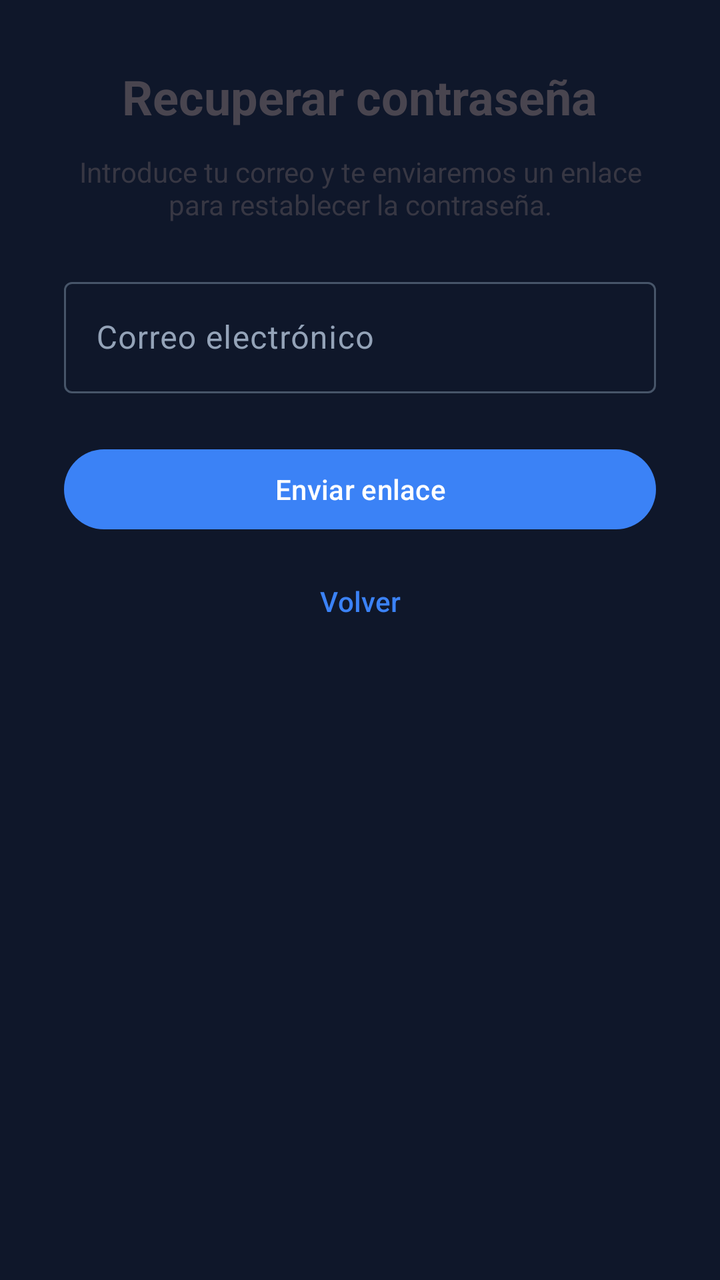
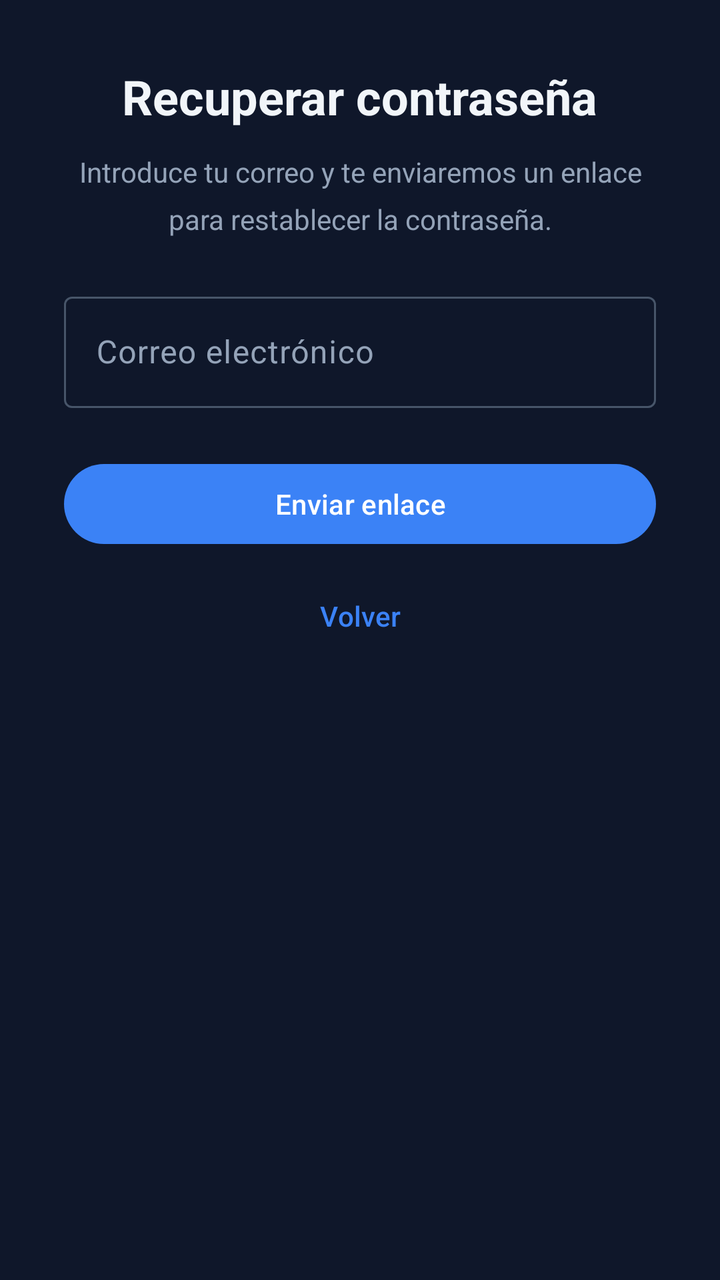

Before-and-after screenshots of an Android layout around one commit, followed by the original layout XML and the change that was made.
<!-- AndroidManifest.xml: application theme Theme.Localiza2 -->
<!-- res/layout/fragment_forgot_password.xml -->
<?xml version="1.0" encoding="utf-8"?>
<ScrollView xmlns:android="http://schemas.android.com/apk/res/android"
    xmlns:app="http://schemas.android.com/apk/res-auto"
    android:layout_width="match_parent"
    android:layout_height="match_parent">

    <LinearLayout
        android:layout_width="match_parent"
        android:layout_height="wrap_content"
        android:gravity="center_horizontal"
        android:orientation="vertical"
        android:padding="32dp">

        
        <LinearLayout
            android:id="@+id/layoutForm"
            android:layout_width="match_parent"
            android:layout_height="wrap_content"
            android:orientation="vertical">

            <TextView
                android:layout_width="wrap_content"
                android:layout_height="wrap_content"
                android:layout_gravity="center"
                android:layout_marginBottom="12dp"
                android:text="Recuperar contraseña"
                android:textSize="24sp"
                android:textStyle="bold" />

            <TextView
                android:layout_width="match_parent"
                android:layout_height="wrap_content"
                android:layout_marginBottom="24dp"
                android:gravity="center"
                android:text="Introduce tu correo y te enviaremos un enlace para restablecer la contraseña."
                android:textSize="14sp"
                android:alpha="0.7" />

            <com.google.android.material.textfield.TextInputLayout
                android:layout_width="match_parent"
                android:layout_height="wrap_content"
                android:hint="Correo electrónico"
                style="@style/Widget.Material3.TextInputLayout.OutlinedBox">
                <com.google.android.material.textfield.TextInputEditText
                    android:id="@+id/etEmail"
                    android:layout_width="match_parent"
                    android:layout_height="wrap_content"
                    android:inputType="textEmailAddress" />
            </com.google.android.material.textfield.TextInputLayout>

            <ProgressBar
                android:id="@+id/progressBar"
                android:layout_width="wrap_content"
                android:layout_height="wrap_content"
                android:layout_gravity="center"
                android:layout_marginTop="16dp"
                android:visibility="gone" />

            <com.google.android.material.button.MaterialButton
                android:id="@+id/btnSend"
                android:layout_width="match_parent"
                android:layout_height="wrap_content"
                android:layout_marginTop="24dp"
                android:text="Enviar enlace" />

            <com.google.android.material.button.MaterialButton
                android:id="@+id/btnBack"
                android:layout_width="match_parent"
                android:layout_height="wrap_content"
                android:layout_marginTop="8dp"
                android:text="Volver"
                style="@style/Widget.Material3.Button.TextButton" />

        </LinearLayout>

        
        <LinearLayout
            android:id="@+id/layoutPending"
            android:layout_width="match_parent"
            android:layout_height="wrap_content"
            android:orientation="vertical"
            android:gravity="center"
            android:visibility="gone">

            <TextView
                android:layout_width="wrap_content"
                android:layout_height="wrap_content"
                android:layout_gravity="center"
                android:layout_marginBottom="16dp"
                android:text="Revisa tu correo"
                android:textSize="24sp"
                android:textStyle="bold" />

            <TextView
                android:id="@+id/tvPendingDesc"
                android:layout_width="match_parent"
                android:layout_height="wrap_content"
                android:gravity="center"
                android:layout_marginBottom="32dp"
                android:textSize="15sp"
                android:lineSpacingMultiplier="1.4" />

            <com.google.android.material.button.MaterialButton
                android:id="@+id/btnResend"
                android:layout_width="match_parent"
                android:layout_height="wrap_content"
                android:text="Reenviar correo" />

            <com.google.android.material.button.MaterialButton
                android:id="@+id/btnBackToLogin"
                android:layout_width="match_parent"
                android:layout_height="wrap_content"
                android:layout_marginTop="8dp"
                android:text="Volver al inicio de sesión"
                style="@style/Widget.Material3.Button.TextButton" />

        </LinearLayout>

    </LinearLayout>
</ScrollView>
<!-- resources referenced by this layout -->
<resources>
  <style name="Theme.Localiza2" parent="Theme.Material3.DayNight.NoActionBar">
          
          <item name="colorPrimary">@color/accent_primary</item>
          <item name="colorOnPrimary">@color/white</item>
          <item name="colorPrimaryContainer">@color/bg_surface_2</item>
          <item name="colorOnPrimaryContainer">@color/accent_light</item>
  
          
          <item name="colorSecondary">@color/accent_primary</item>
          <item name="colorOnSecondary">@color/white</item>
          <item name="colorSecondaryContainer">@color/bg_surface_2</item>
          <item name="colorOnSecondaryContainer">@color/accent_light</item>
  
          
          <item name="colorError">@color/danger</item>
          <item name="colorOnError">@color/white</item>
          <item name="colorErrorContainer">@color/bg_surface_2</item>
          <item name="colorOnErrorContainer">@color/danger</item>
  
          
          <item name="colorSurface">@color/bg_surface</item>
          <item name="colorOnSurface">@color/text_primary</item>
          <item name="colorSurfaceVariant">@color/bg_surface_2</item>
          <item name="colorOnSurfaceVariant">@color/text_muted</item>
          <item name="android:colorBackground">@color/bg_primary</item>
          <item name="colorOnBackground">@color/text_primary</item>
  
          
          <item name="colorOutline">@color/bg_surface_3</item>
          <item name="colorOutlineVariant">@color/bg_surface_2</item>
          <item name="colorSurfaceContainerLow">@color/bg_surface</item>
          <item name="colorSurfaceContainer">@color/bg_surface_2</item>
          <item name="colorSurfaceContainerHigh">@color/bg_surface_3</item>
  
          
          <item name="android:textColorPrimary">@color/text_primary</item>
          <item name="android:textColorSecondary">@color/text_muted</item>
          <item name="android:textColorHint">@color/text_hint</item>
      </style>
  <color name="accent_primary">#3b82f6</color>
  <color name="white">#FFFFFFFF</color>
  <color name="bg_surface_2">#334155</color>
  <color name="accent_light">#60a5fa</color>
  <color name="danger">#ef4444</color>
  <color name="bg_surface">#1e293b</color>
  <color name="text_primary">#f1f5f9</color>
  <color name="text_muted">#94a3b8</color>
  <color name="bg_primary">#0f172a</color>
  <color name="bg_surface_3">#475569</color>
  <color name="text_hint">#64748b</color>
</resources>

<!-- the commit's change to res/layout/fragment_forgot_password.xml (unified diff, before → after) -->
@@ -9,7 +9,7 @@
         android:layout_height="wrap_content"
         android:gravity="center_horizontal"
         android:orientation="vertical"
-        android:padding="32dp">
+        android:padding="@dimen/spacing_2xl">
 
         
         <LinearLayout
@@ -22,19 +22,21 @@
                 android:layout_width="wrap_content"
                 android:layout_height="wrap_content"
                 android:layout_gravity="center"
-                android:layout_marginBottom="12dp"
+                android:layout_marginBottom="@dimen/spacing_md"
                 android:text="Recuperar contraseña"
                 android:textSize="24sp"
-                android:textStyle="bold" />
+                android:textStyle="bold"
+                android:textColor="?attr/colorOnSurface" />
 
             <TextView
                 android:layout_width="match_parent"
                 android:layout_height="wrap_content"
-                android:layout_marginBottom="24dp"
+                android:layout_marginBottom="@dimen/spacing_xl"
                 android:gravity="center"
                 android:text="Introduce tu correo y te enviaremos un enlace para restablecer la contraseña."
-                android:textSize="14sp"
-                android:alpha="0.7" />
+                android:textSize="@dimen/text_size_body"
+                android:textColor="@color/text_muted"
+                android:lineSpacingMultiplier="1.4" />
 
             <com.google.android.material.textfield.TextInputLayout
                 android:layout_width="match_parent"
@@ -53,21 +55,21 @@
                 android:layout_width="wrap_content"
                 android:layout_height="wrap_content"
                 android:layout_gravity="center"
-                android:layout_marginTop="16dp"
+                android:layout_marginTop="@dimen/spacing_lg"
                 android:visibility="gone" />
 
             <com.google.android.material.button.MaterialButton
                 android:id="@+id/btnSend"
                 android:layout_width="match_parent"
                 android:layout_height="wrap_content"
-                android:layout_marginTop="24dp"
+                android:layout_marginTop="@dimen/spacing_xl"
                 android:text="Enviar enlace" />
 
             <com.google.android.material.button.MaterialButton
                 android:id="@+id/btnBack"
                 android:layout_width="match_parent"
                 android:layout_height="wrap_content"
-                android:layout_marginTop="8dp"
+                android:layout_marginTop="@dimen/spacing_sm"
                 android:text="Volver"
                 style="@style/Widget.Material3.Button.TextButton" />
 
@@ -86,18 +88,20 @@
                 android:layout_width="wrap_content"
                 android:layout_height="wrap_content"
                 android:layout_gravity="center"
-                android:layout_marginBottom="16dp"
+                android:layout_marginBottom="@dimen/spacing_lg"
                 android:text="Revisa tu correo"
                 android:textSize="24sp"
-                android:textStyle="bold" />
+                android:textStyle="bold"
+                android:textColor="?attr/colorOnSurface" />
 
             <TextView
                 android:id="@+id/tvPendingDesc"
                 android:layout_width="match_parent"
                 android:layout_height="wrap_content"
                 android:gravity="center"
-                android:layout_marginBottom="32dp"
-                android:textSize="15sp"
+                android:layout_marginBottom="@dimen/spacing_2xl"
+                android:textSize="@dimen/text_size_subtitle"
+                android:textColor="@color/text_muted"
                 android:lineSpacingMultiplier="1.4" />
 
             <com.google.android.material.button.MaterialButton
@@ -110,7 +114,7 @@
                 android:id="@+id/btnBackToLogin"
                 android:layout_width="match_parent"
                 android:layout_height="wrap_content"
-                android:layout_marginTop="8dp"
+                android:layout_marginTop="@dimen/spacing_sm"
                 android:text="Volver al inicio de sesión"
                 style="@style/Widget.Material3.Button.TextButton" />
 
<!-- resource entries referenced after the edit -->
@@ -47,6 +47,13 @@
   <color name="bg_surface">#1e293b</color>
   <color name="text_primary">#f1f5f9</color>
   <color name="text_muted">#94a3b8</color>
+  <dimen name="spacing_2xl">32dp</dimen>
+  <dimen name="spacing_lg">16dp</dimen>
+  <dimen name="spacing_md">12dp</dimen>
+  <dimen name="spacing_sm">8dp</dimen>
+  <dimen name="spacing_xl">24dp</dimen>
+  <dimen name="text_size_body">14sp</dimen>
+  <dimen name="text_size_subtitle">15sp</dimen>
   <color name="bg_primary">#0f172a</color>
   <color name="bg_surface_3">#475569</color>
   <color name="text_hint">#64748b</color>
